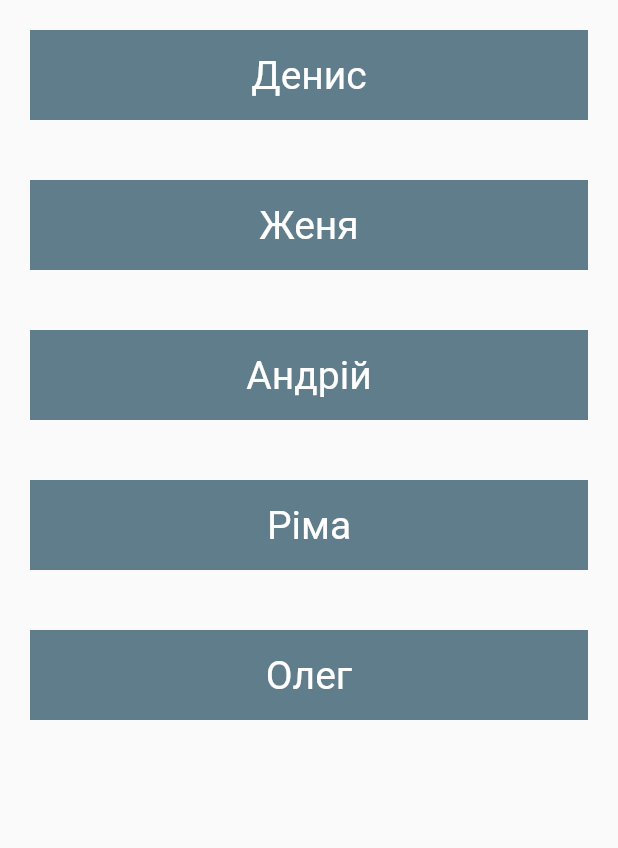
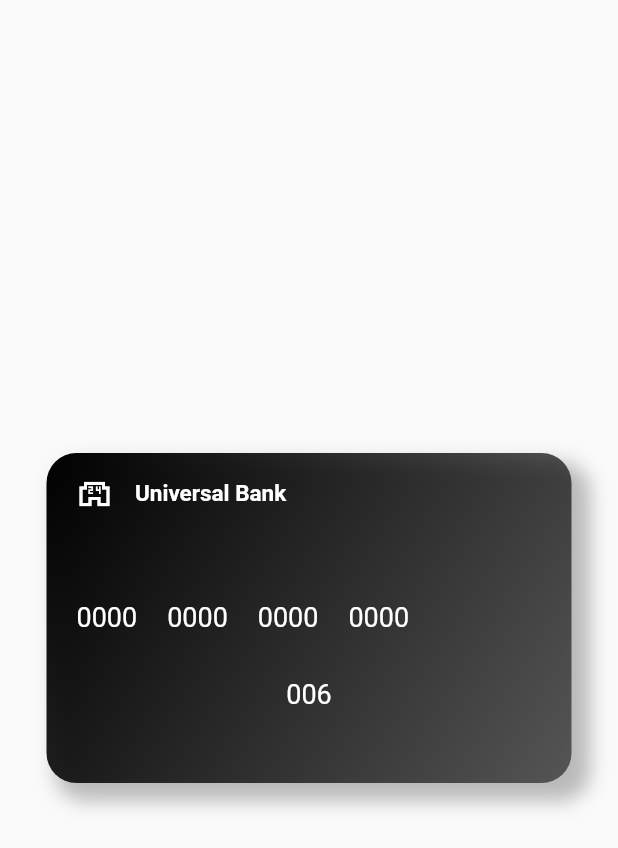
Before and after one commit to DenysMaksymov/flutter_cours, a Flutter app: the screen it shows after launch, on a phone screen of 412 x 824 dp. Shown: the top 848 px of the screen. Run offline on Flutter 3.47's test engine with Material 2 defaults, Android fonts, the phone set to English and light mode, and no system bars.

Commit message:
Add bank Card

```diff
--- /dev/null
+++ b/lib/components/bank_card.dart
@@ -0,0 +1,92 @@
+import 'package:flutter/material.dart';
+
+class BankCard extends StatelessWidget {
+  const BankCard({Key? key}) : super(key: key);
+
+  @override
+  Widget build(BuildContext context) {
+    return Container(
+      height: 220,
+      width: 350,
+      decoration: BoxDecoration(
+        borderRadius: BorderRadius.circular(20),
+        boxShadow: [
+          BoxShadow(
+            color: Colors.grey.withOpacity(.7),
+            spreadRadius: 3,
+            blurRadius: 10,
+            offset: const Offset(9, 9), // changes position of shadow
+          ),
+        ],
+        gradient: const LinearGradient(
+          begin: Alignment.topLeft,
+          end: Alignment.bottomRight,
+          colors: <Color>[
+            Colors.black,
+            Colors.black54,
+          ],
+        ),
+      ),
+      child: Padding(
+        padding: const EdgeInsets.symmetric(horizontal: 20, vertical: 15),
+        child: Column(
+          children: [
+            Row(
+              children: const [
+                Icon(
+                  Icons.local_convenience_store_outlined,
+                  color: Colors.white,
+                ),
+                SizedBox(width: 15),
+                Text(
+                  'Universal Bank',
+                  style: TextStyle(
+                    color: Colors.white,
+                    fontSize: 15,
+                    fontWeight: FontWeight.w600,
+                  ),
+                )
+              ],
+            ),
+            const SizedBox(height: 60),
+            Row(
+              children: [
+                numberText('0000'),
+                const SizedBox(width: 20),
+                numberText('0000'),
+                const SizedBox(width: 20),
+                numberText('0000'),
+                const SizedBox(width: 20),
+                numberText('0000'),
+
+              ],
+            ),
+            const SizedBox(height: 30),
+            cvv()
+
+          ],
+        ),
+      ),
+    );
+  }
+
+  Widget numberText(String number) {
+    return Text(
+      number,
+      style: const TextStyle(
+        color: Colors.white,
+        fontSize: 18,
+      ),
+    );
+  }
+
+  Widget cvv() {
+    return Text(
+      '006',
+      style: const TextStyle(
+        color: Colors.white,
+        fontSize: 18,
+      ),
+    );
+  }
+}
--- /dev/null
+++ b/lib/components/home_screen.dart
@@ -0,0 +1,15 @@
+import 'package:app/components/bank_card.dart';
+import 'package:flutter/material.dart';
+
+class HomeScreen extends StatelessWidget {
+  const HomeScreen({Key? key}) : super(key: key);
+
+  @override
+  Widget build(BuildContext context) {
+    return const Scaffold(
+      body: Center(
+        child: BankCard(),
+      ),
+    );
+  }
+}
--- a/lib/main.dart
+++ b/lib/main.dart
@@ -1,3 +1,4 @@
+import 'package:app/components/home_screen.dart';
 import 'package:flutter/material.dart';
 
 void main() {
@@ -9,119 +10,9 @@ class MyApp extends StatelessWidget {
 
   @override
   Widget build(BuildContext context) {
-    return MaterialApp(
-      title: 'Flutter Demo',
+    return const MaterialApp(
       debugShowCheckedModeBanner: false,
-      theme: ThemeData(
-        primarySwatch: Colors.blueGrey,
-      ),
-      home: const MyHomePage(title: 'Flutter Demo Home Page'),
+      home: HomeScreen(),
     );
   }
 }
-
-class MyHomePage extends StatefulWidget {
-  const MyHomePage({super.key, required this.title});
-
-  final String title;
-
-  @override
-  State<MyHomePage> createState() => _MyHomePageState();
-}
-
-class _MyHomePageState extends State<MyHomePage> {
-  int _counter = 0;
-
-  bool a = true;
-  int i = 100;
-  double d = 10.2;
-  String s = '';
-
-  List<Map> list = [
-    {'index': 0, 'name': 'Денис', 'isSelect': false},
-    {'index': 1, 'name': 'Женя', 'isSelect': false},
-    {'index': 2, 'name': 'Андрій', 'isSelect': false},
-    {'index': 3, 'name': 'Ріма', 'isSelect': false},
-    {'index': 4, 'name': 'Олег', 'isSelect': false},
-  ];
-
-  Map dog = {
-    'name': 'Nick',
-    'age': 3,
-  };
-
-  Set set = {1, 2, 6, 1, 3, 1};
-
-  void fore() {
-    for (int i = 0; list.length >= i; i++) {
-      print(list[i]);
-    }
-  }
-
-  void _select(int index) {
-    setState(() {
-      list[index]['isSelect'] = !list[index]['isSelect'];
-    });
-  }
-
-  @override
-  Widget build(BuildContext context) {
-    return Scaffold(
-        body: SafeArea(
-      child: SingleChildScrollView(
-        child: Column(
-          mainAxisAlignment: MainAxisAlignment.spaceBetween,
-          children: [
-            ...list
-                .map((e) => Item(
-                      data: e,
-                      onTap: () {
-                        _select(e['index']);
-                      },
-                    ))
-                .toList()
-          ],
-        ),
-      ),
-    ));
-  }
-}
-
-class Item extends StatelessWidget {
-  const Item({
-    Key? key,
-    required this.data,
-    required this.onTap,
-  }) : super(key: key);
-
-  final Map data;
-  final Function onTap;
-
-  @override
-  Widget build(BuildContext context) {
-    return InkWell(
-      onTap: () => onTap(),
-      child: Container(
-        margin: EdgeInsets.all(20),
-        height: 60,
-        width: MediaQuery.of(context).size.width,
-        color: data['isSelect'] ? Colors.black : Colors.blueGrey,
-        alignment: Alignment.center,
-        child: Text(
-          data['name'],
-          style: TextStyle(fontSize: 26, color: Colors.white),
-        ),
-      ),
-    );
-  }
-}
-
-class Person {
-  const Person({
-    required this.name,
-    required this.isSelect,
-  });
-
-  final String name;
-  final bool isSelect;
-}
```
